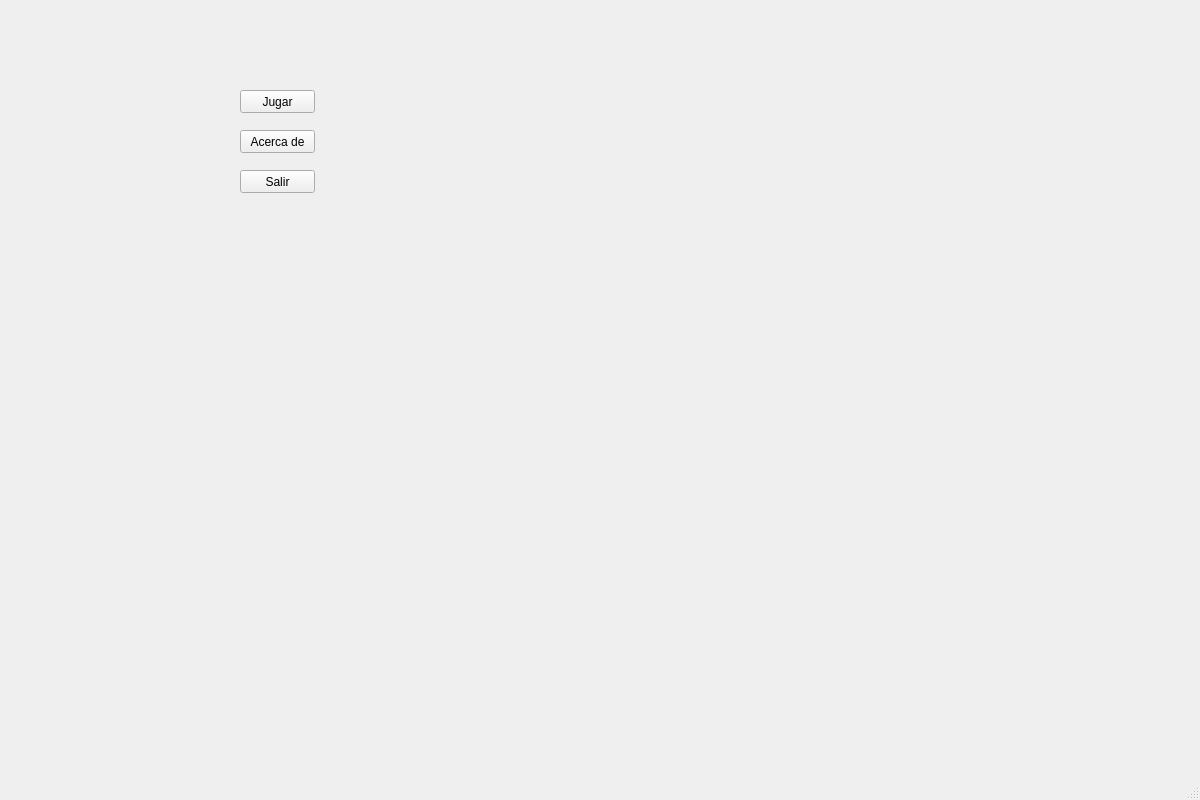
Old version of the form mainwindow.ui in the repository Stephany18D/ejemplo.
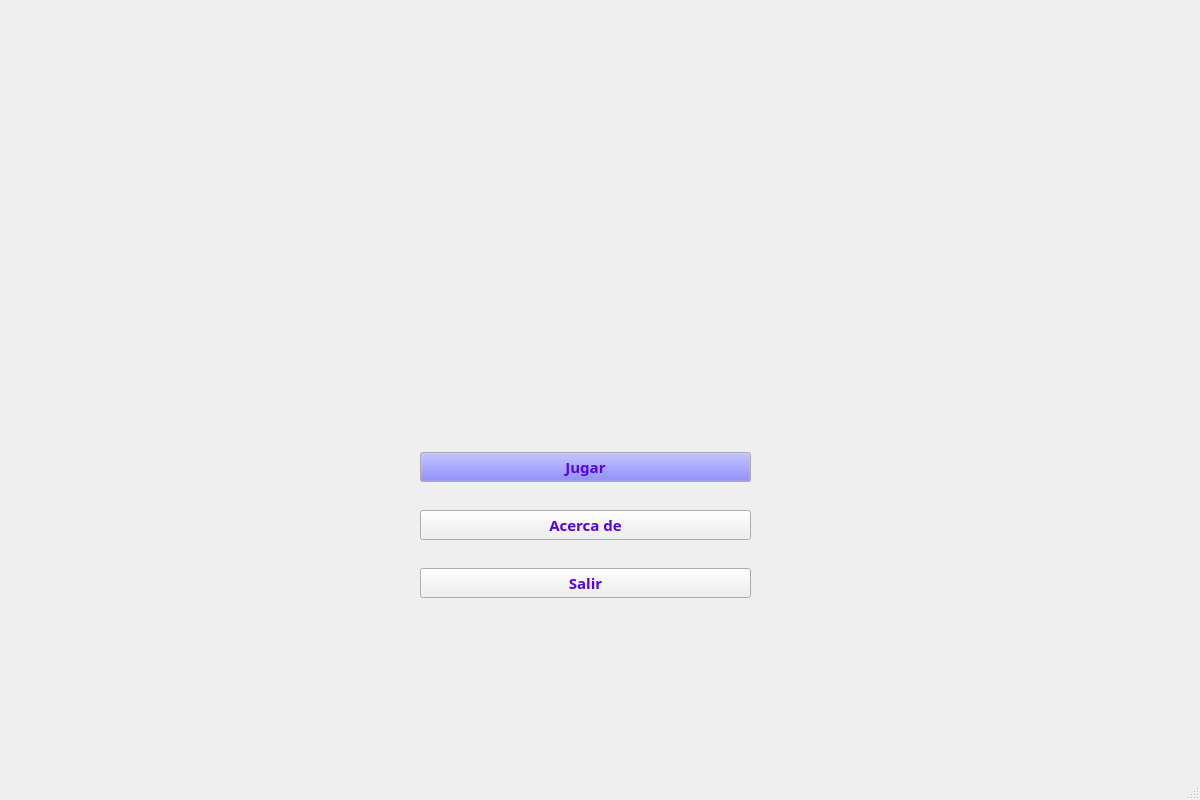
New version of the form. Icons and pictures are not drawn.

What changed in the file:
```diff
--- a/mainwindow.ui
+++ b/mainwindow.ui
@@ -17,53 +17,323 @@
    <widget class="QStackedWidget" name="stackedWidget">
     <property name="geometry">
      <rect>
-      <x>0</x>
-      <y>-10</y>
-      <width>1201</width>
-      <height>801</height>
+      <x>30</x>
+      <y>0</y>
+      <width>1181</width>
+      <height>791</height>
      </rect>
     </property>
+    <property name="styleSheet">
+     <string notr="true">alternate-background-color: rgb(85, 85, 255);
+</string>
+    </property>
     <property name="currentIndex">
      <number>0</number>
     </property>
     <widget class="QWidget" name="page1">
-     <widget class="QPushButton" name="playButton">
+     <widget class="QWidget" name="verticalLayoutWidget_2">
       <property name="geometry">
        <rect>
-        <x>240</x>
+        <x>390</x>
+        <y>430</y>
+        <width>331</width>
+        <height>191</height>
+       </rect>
+      </property>
+      <layout class="QVBoxLayout" name="verticalLayout_2">
+       <item>
+        <widget class="QPushButton" name="playButton">
+         <property name="palette">
+          <palette>
+           <active>
+            <colorrole role="WindowText">
+             <brush brushstyle="SolidPattern">
+              <color alpha="255">
+               <red>85</red>
+               <green>0</green>
+               <blue>255</blue>
+              </color>
+             </brush>
+            </colorrole>
+            <colorrole role="Button">
+             <brush brushstyle="SolidPattern">
+              <color alpha="255">
+               <red>85</red>
+               <green>85</green>
+               <blue>255</blue>
+              </color>
+             </brush>
+            </colorrole>
+            <colorrole role="Text">
+             <brush brushstyle="SolidPattern">
+              <color alpha="255">
+               <red>85</red>
+               <green>0</green>
+               <blue>255</blue>
+              </color>
+             </brush>
+            </colorrole>
+            <colorrole role="ButtonText">
+             <brush brushstyle="SolidPattern">
+              <color alpha="255">
+               <red>85</red>
+               <green>0</green>
+               <blue>255</blue>
+              </color>
+             </brush>
+            </colorrole>
+            <colorrole role="Base">
+             <brush brushstyle="SolidPattern">
+              <color alpha="255">
+               <red>85</red>
+               <green>85</green>
+               <blue>255</blue>
+              </color>
+             </brush>
+            </colorrole>
+            <colorrole role="AlternateBase">
+             <brush brushstyle="SolidPattern">
+              <color alpha="255">
+               <red>85</red>
+               <green>85</green>
+               <blue>255</blue>
+              </color>
+             </brush>
+            </colorrole>
+            <colorrole role="PlaceholderText">
+             <brush brushstyle="NoBrush">
+              <color alpha="128">
+               <red>85</red>
+               <green>0</green>
+               <blue>255</blue>
+              </color>
+             </brush>
+            </colorrole>
+           </active>
+           <inactive>
+            <colorrole role="WindowText">
+             <brush brushstyle="SolidPattern">
+              <color alpha="255">
+               <red>85</red>
+               <green>0</green>
+               <blue>255</blue>
+              </color>
+             </brush>
+            </colorrole>
+            <colorrole role="Button">
+             <brush brushstyle="SolidPattern">
+              <color alpha="255">
+               <red>85</red>
+               <green>85</green>
+               <blue>255</blue>
+              </color>
+             </brush>
+            </colorrole>
+            <colorrole role="Text">
+             <brush brushstyle="SolidPattern">
+              <color alpha="255">
+               <red>85</red>
+               <green>0</green>
+               <blue>255</blue>
+              </color>
+             </brush>
+            </colorrole>
+            <colorrole role="ButtonText">
+             <brush brushstyle="SolidPattern">
+              <color alpha="255">
+               <red>85</red>
+               <green>0</green>
+               <blue>255</blue>
+              </color>
+             </brush>
+            </colorrole>
+            <colorrole role="Base">
+             <brush brushstyle="SolidPattern">
+              <color alpha="255">
+               <red>85</red>
+               <green>85</green>
+               <blue>255</blue>
+              </color>
+             </brush>
+            </colorrole>
+            <colorrole role="AlternateBase">
+             <brush brushstyle="SolidPattern">
+              <color alpha="255">
+               <red>85</red>
+               <green>85</green>
+               <blue>255</blue>
+              </color>
+             </brush>
+            </colorrole>
+            <colorrole role="PlaceholderText">
+             <brush brushstyle="NoBrush">
+              <color alpha="128">
+               <red>85</red>
+               <green>0</green>
+               <blue>255</blue>
+              </color>
+             </brush>
+            </colorrole>
+           </inactive>
+           <disabled>
+            <colorrole role="WindowText">
+             <brush brushstyle="SolidPattern">
+              <color alpha="255">
+               <red>85</red>
+               <green>0</green>
+               <blue>255</blue>
+              </color>
+             </brush>
+            </colorrole>
+            <colorrole role="Button">
+             <brush brushstyle="SolidPattern">
+              <color alpha="255">
+               <red>85</red>
+               <green>85</green>
+               <blue>255</blue>
+              </color>
+             </brush>
+            </colorrole>
+            <colorrole role="Text">
+             <brush brushstyle="SolidPattern">
+              <color alpha="255">
+               <red>85</red>
+               <green>0</green>
+               <blue>255</blue>
+              </color>
+             </brush>
+            </colorrole>
+            <colorrole role="ButtonText">
+             <brush brushstyle="SolidPattern">
+              <color alpha="255">
+               <red>85</red>
+               <green>0</green>
+               <blue>255</blue>
+              </color>
+             </brush>
+            </colorrole>
+            <colorrole role="Base">
+             <brush brushstyle="SolidPattern">
+              <color alpha="255">
+               <red>240</red>
+               <green>240</green>
+               <blue>240</blue>
+              </color>
+             </brush>
+            </colorrole>
+            <colorrole role="AlternateBase">
+             <brush brushstyle="SolidPattern">
+              <color alpha="255">
+               <red>85</red>
+               <green>85</green>
+               <blue>255</blue>
+              </color>
+             </brush>
+            </colorrole>
+            <colorrole role="PlaceholderText">
+             <brush brushstyle="NoBrush">
+              <color alpha="128">
+               <red>85</red>
+               <green>0</green>
+               <blue>255</blue>
+              </color>
+             </brush>
+            </colorrole>
+           </disabled>
+          </palette>
+         </property>
+         <property name="font">
+          <font>
+           <family>Rockwell Extra Bold</family>
+           <pointsize>11</pointsize>
+           <weight>75</weight>
+           <bold>true</bold>
+          </font>
+         </property>
+         <property name="cursor">
+          <cursorShape>OpenHandCursor</cursorShape>
+         </property>
+         <property name="acceptDrops">
+          <bool>false</bool>
+         </property>
+         <property name="styleSheet">
+          <string notr="true">color: rgb(85, 0, 255);</string>
+         </property>
+         <property name="text">
+          <string>Jugar</string>
+         </property>
+        </widget>
+       </item>
+       <item>
+        <widget class="QPushButton" name="aboutButton">
+         <property name="font">
+          <font>
+           <family>Rockwell Extra Bold</family>
+           <pointsize>11</pointsize>
+           <weight>75</weight>
+           <bold>true</bold>
+          </font>
+         </property>
+         <property name="cursor">
+          <cursorShape>OpenHandCursor</cursorShape>
+         </property>
+         <property name="styleSheet">
+          <string notr="true">color: rgb(85, 0, 255);</string>
+         </property>
+         <property name="text">
+          <string>Acerca de</string>
+         </property>
+        </widget>
+       </item>
+       <item>
+        <widget class="QPushButton" name="exitButton">
+         <property name="font">
+          <font>
+           <family>Rockwell Extra Bold</family>
+           <pointsize>11</pointsize>
+           <weight>75</weight>
+           <bold>true</bold>
+          </font>
+         </property>
+         <property name="cursor">
+          <cursorShape>OpenHandCursor</cursorShape>
+         </property>
+         <property name="mouseTracking">
+          <bool>true</bool>
+         </property>
+         <property name="styleSheet">
+          <string notr="true">color: rgb(85, 0, 255);</string>
+         </property>
+         <property name="text">
+          <string>Salir</string>
+         </property>
+        </widget>
+       </item>
+      </layout>
+     </widget>
+     <widget class="QLabel" name="logoLabel">
+      <property name="geometry">
+       <rect>
+        <x>230</x>
         <y>100</y>
-        <width>75</width>
-        <height>23</height>
+        <width>631</width>
+        <height>301</height>
        </rect>
       </property>
-      <property name="text">
-       <string>Jugar</string>
+      <property name="styleSheet">
+       <string notr="true">QLabel#logoLabel {
+    background-image: url(:/images/logopong.jpg);
+    background-repeat: no-repeat;
+    background-position: top center;
+    min-height: 10px; 
+	border-color: rgb(85, 0, 255);
+	
+	border-bottom-color: rgb(85, 0, 255);
+}
+</string>
       </property>
-     </widget>
-     <widget class="QPushButton" name="aboutButton">
-      <property name="geometry">
-       <rect>
-        <x>240</x>
-        <y>140</y>
-        <width>75</width>
-        <height>23</height>
-       </rect>
-      </property>
       <property name="text">
-       <string>Acerca de</string>
-      </property>
-     </widget>
-     <widget class="QPushButton" name="exitButton">
-      <property name="geometry">
-       <rect>
-        <x>240</x>
-        <y>180</y>
-        <width>75</width>
-        <height>23</height>
-       </rect>
-      </property>
-      <property name="text">
-       <string>Salir</string>
+       <string/>
       </property>
      </widget>
     </widget>
```
Left out of the diff: 142 changed lines with no effect on the pictures.
